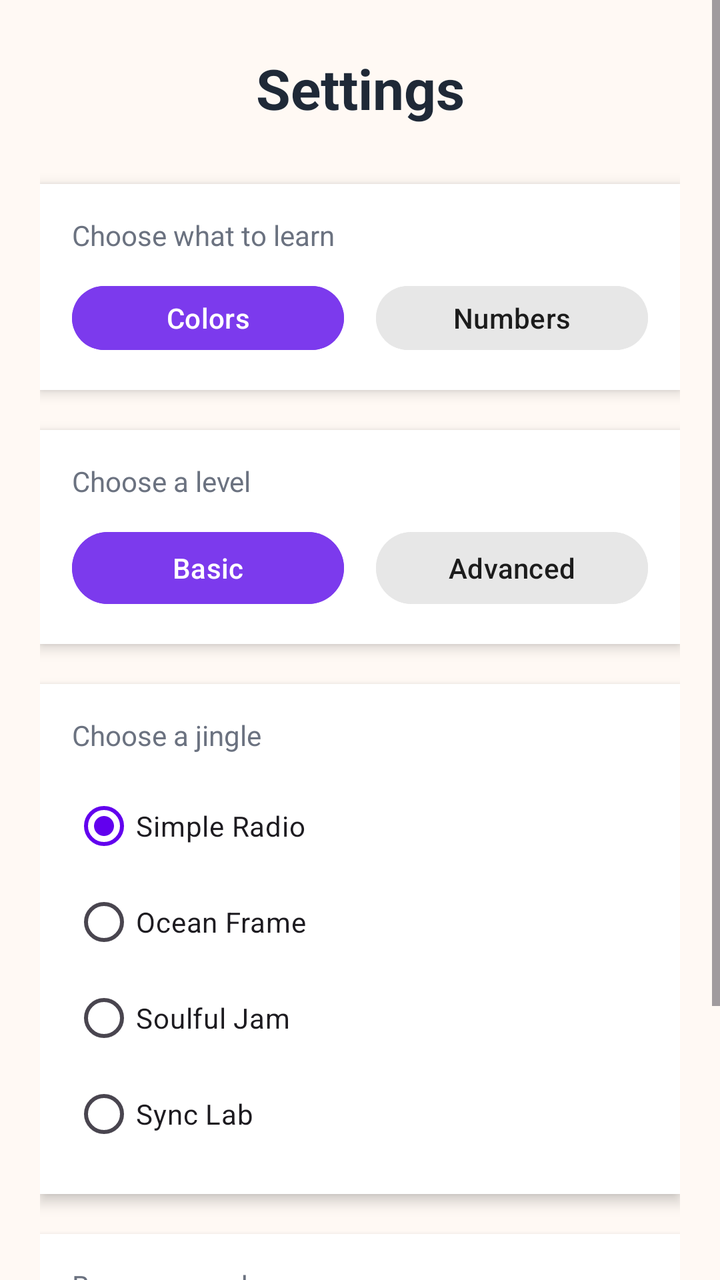
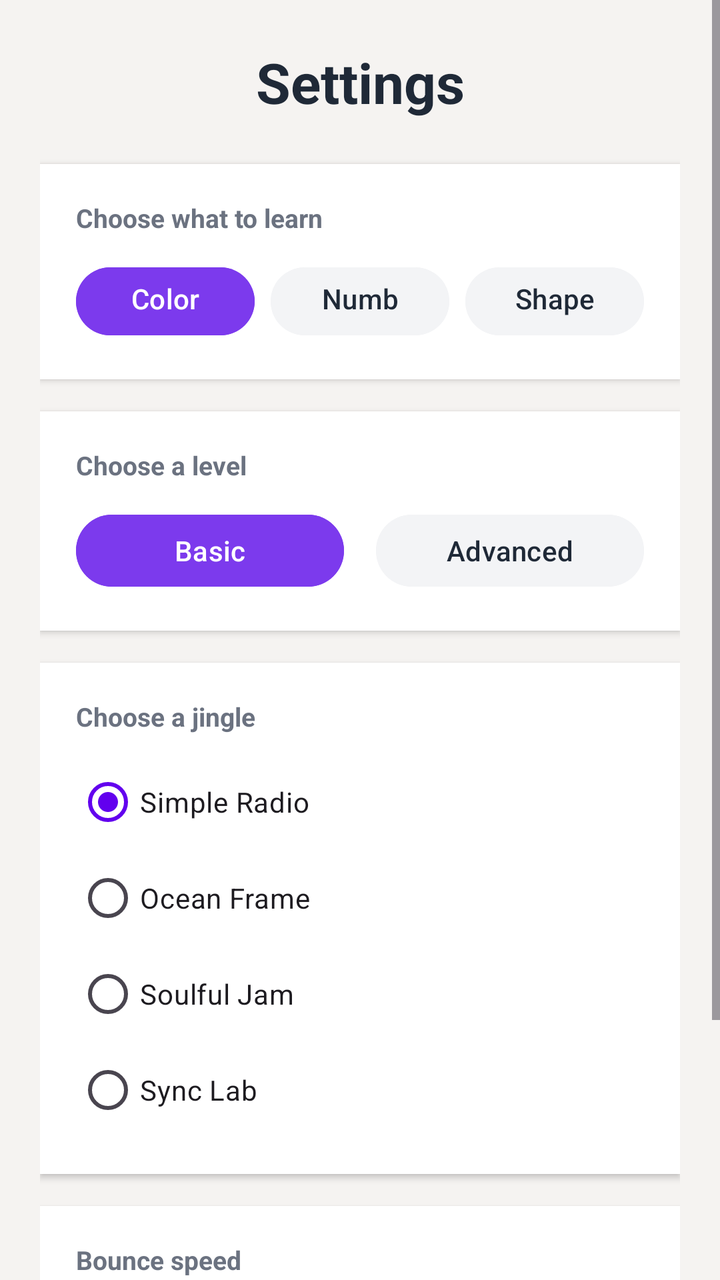

An Android layout rendered at two revisions. The XML below is the earlier revision; the diff shows what the commit changed to produce the second picture.
<!-- AndroidManifest.xml: application theme Theme.LearnColor -->
<!-- res/layout/activity_settings.xml -->
<?xml version="1.0" encoding="utf-8"?>
<ScrollView xmlns:android="http://schemas.android.com/apk/res/android"
    android:layout_width="match_parent"
    android:layout_height="match_parent"
    android:background="#FFF9F4"
    android:fillViewport="true">

    <LinearLayout
        android:layout_width="match_parent"
        android:layout_height="wrap_content"
        android:orientation="vertical"
        android:padding="20dp"
        android:paddingBottom="32dp">

        <LinearLayout
            android:layout_width="match_parent"
            android:layout_height="wrap_content"
            android:layout_marginBottom="24dp"
            android:gravity="center_vertical"
            android:orientation="horizontal">

            <Button
                android:id="@+id/settingsBackButton"
                android:layout_width="48dp"
                android:layout_height="48dp"
                android:background="@android:color/transparent"
                android:text="←"
                android:textColor="#1F2937"
                android:textSize="28sp" />

            <TextView
                android:layout_width="0dp"
                android:layout_height="wrap_content"
                android:layout_weight="1"
                android:gravity="center"
                android:text="Settings"
                android:textColor="#1F2937"
                android:textSize="28sp"
                android:textStyle="bold" />

            <View
                android:layout_width="48dp"
                android:layout_height="48dp" />
        </LinearLayout>

        <LinearLayout
            android:layout_width="match_parent"
            android:layout_height="wrap_content"
            android:background="#FFFFFF"
            android:elevation="4dp"
            android:orientation="vertical"
            android:padding="16dp">

            <TextView
                android:layout_width="wrap_content"
                android:layout_height="wrap_content"
                android:layout_marginBottom="12dp"
                android:text="Choose what to learn"
                android:textColor="#6B7280"
                android:textSize="14sp" />

            <LinearLayout
                android:layout_width="match_parent"
                android:layout_height="wrap_content"
                android:orientation="horizontal">

                <Button
                    android:id="@+id/settingsColorsButton"
                    android:layout_width="0dp"
                    android:layout_height="40dp"
                    android:layout_marginEnd="8dp"
                    android:layout_weight="1"
                    android:backgroundTint="#7C3AED"
                    android:text="Colors"
                    android:textColor="#FFFFFF" />

                <Button
                    android:id="@+id/settingsNumbersButton"
                    android:layout_width="0dp"
                    android:layout_height="40dp"
                    android:layout_marginStart="8dp"
                    android:layout_weight="1"
                    android:backgroundTint="#E7E7E7"
                    android:text="Numbers"
                    android:textColor="#1C1C1C" />
            </LinearLayout>
        </LinearLayout>

        <LinearLayout
            android:layout_width="match_parent"
            android:layout_height="wrap_content"
            android:layout_marginTop="20dp"
            android:background="#FFFFFF"
            android:elevation="4dp"
            android:orientation="vertical"
            android:padding="16dp">

            <TextView
                android:layout_width="wrap_content"
                android:layout_height="wrap_content"
                android:layout_marginBottom="12dp"
                android:text="Choose a level"
                android:textColor="#6B7280"
                android:textSize="14sp" />

            <LinearLayout
                android:layout_width="match_parent"
                android:layout_height="wrap_content"
                android:orientation="horizontal">

                <Button
                    android:id="@+id/settingsBasicButton"
                    android:layout_width="0dp"
                    android:layout_height="44dp"
                    android:layout_marginEnd="8dp"
                    android:layout_weight="1"
                    android:backgroundTint="#7C3AED"
                    android:text="Basic"
                    android:textColor="#FFFFFF" />

                <Button
                    android:id="@+id/settingsAdvancedButton"
                    android:layout_width="0dp"
                    android:layout_height="44dp"
                    android:layout_marginStart="8dp"
                    android:layout_weight="1"
                    android:backgroundTint="#E7E7E7"
                    android:text="Advanced"
                    android:textColor="#1C1C1C" />
            </LinearLayout>
        </LinearLayout>

        <LinearLayout
            android:layout_width="match_parent"
            android:layout_height="wrap_content"
            android:layout_marginTop="20dp"
            android:background="#FFFFFF"
            android:elevation="4dp"
            android:orientation="vertical"
            android:padding="16dp">

            <TextView
                android:layout_width="wrap_content"
                android:layout_height="wrap_content"
                android:layout_marginBottom="12dp"
                android:text="Choose a jingle"
                android:textColor="#6B7280"
                android:textSize="14sp" />

            <RadioGroup
                android:id="@+id/jingleSelectionGroup"
                android:layout_width="match_parent"
                android:layout_height="wrap_content"
                android:orientation="vertical">

                <RadioButton
                    android:id="@+id/jingleSimpleRadio"
                    android:layout_width="match_parent"
                    android:layout_height="wrap_content"
                    android:checked="true"
                    android:text="Simple Radio" />

                <RadioButton
                    android:id="@+id/jingleOceanRadio"
                    android:layout_width="match_parent"
                    android:layout_height="wrap_content"
                    android:text="Ocean Frame" />

                <RadioButton
                    android:id="@+id/jingleSoulfulRadio"
                    android:layout_width="match_parent"
                    android:layout_height="wrap_content"
                    android:text="Soulful Jam" />

                <RadioButton
                    android:id="@+id/jingleSyncRadio"
                    android:layout_width="match_parent"
                    android:layout_height="wrap_content"
                    android:text="Sync Lab" />
            </RadioGroup>
        </LinearLayout>

        <LinearLayout
            android:layout_width="match_parent"
            android:layout_height="wrap_content"
            android:layout_marginTop="20dp"
            android:background="#FFFFFF"
            android:elevation="4dp"
            android:orientation="vertical"
            android:padding="16dp">

            <TextView
                android:layout_width="wrap_content"
                android:layout_height="wrap_content"
                android:text="Bounce speed"
                android:textColor="#6B7280"
                android:textSize="14sp" />

            <TextView
                android:id="@+id/bounceSpeedValue"
                android:layout_width="wrap_content"
                android:layout_height="wrap_content"
                android:layout_marginTop="8dp"
                android:layout_marginBottom="8dp"
                android:text="Speed: 5/10"
                android:textColor="#1F2937"
                android:textSize="18sp"
                android:textStyle="bold" />

            <SeekBar
                android:id="@+id/bounceSpeedSlider"
                android:layout_width="match_parent"
                android:layout_height="wrap_content"
                android:max="9"
                android:min="0"
                android:progress="4" />
        </LinearLayout>

        <Button
            android:id="@+id/settingsSaveButton"
            android:layout_width="match_parent"
            android:layout_height="48dp"
            android:layout_marginTop="20dp"
            android:backgroundTint="#1F2937"
            android:text="Save"
            android:textColor="#FFFFFF" />
    </LinearLayout>
</ScrollView>
<!-- resources referenced by this layout -->
<resources>
  <style name="Theme.LearnColor" parent="Theme.Material3.DayNight.NoActionBar">
          <item name="colorPrimary">@color/purple_500</item>
          <item name="colorOnPrimary">#FFFFFF</item>
          <item name="android:statusBarColor">@android:color/transparent</item>
          <item name="android:windowLightStatusBar" tools:targetApi="23">true</item>
      </style>
  <color name="purple_500">#6200EE</color>
</resources>

<!-- the commit's change to res/layout/activity_settings.xml (unified diff, before → after) -->
@@ -2,7 +2,7 @@
 <ScrollView xmlns:android="http://schemas.android.com/apk/res/android"
     android:layout_width="match_parent"
     android:layout_height="match_parent"
-    android:background="#FFF9F4"
+    android:background="#F5F3F1"
     android:fillViewport="true">
 
     <LinearLayout
@@ -15,14 +15,14 @@
         <LinearLayout
             android:layout_width="match_parent"
             android:layout_height="wrap_content"
-            android:layout_marginBottom="24dp"
+            android:layout_marginBottom="20dp"
             android:gravity="center_vertical"
             android:orientation="horizontal">
 
             <Button
                 android:id="@+id/settingsBackButton"
-                android:layout_width="48dp"
-                android:layout_height="48dp"
+                android:layout_width="42dp"
+                android:layout_height="42dp"
                 android:background="@android:color/transparent"
                 android:text="←"
                 android:textColor="#1F2937"
@@ -39,37 +39,40 @@
                 android:textStyle="bold" />
 
             <View
-                android:layout_width="48dp"
-                android:layout_height="48dp" />
-        </LinearLayout>
-
-        <LinearLayout
-            android:layout_width="match_parent"
-            android:layout_height="wrap_content"
-            android:background="#FFFFFF"
-            android:elevation="4dp"
-            android:orientation="vertical"
-            android:padding="16dp">
-
-            <TextView
-                android:layout_width="wrap_content"
-                android:layout_height="wrap_content"
-                android:layout_marginBottom="12dp"
+                android:layout_width="42dp"
+                android:layout_height="42dp" />
+        </LinearLayout>
+
+        <LinearLayout
+            android:layout_width="match_parent"
+            android:layout_height="wrap_content"
+            android:background="#FFFFFF"
+            android:elevation="2dp"
+            android:orientation="vertical"
+            android:padding="18dp"
+            android:layout_marginBottom="16dp">
+
+            <TextView
+                android:layout_width="wrap_content"
+                android:layout_height="wrap_content"
                 android:text="Choose what to learn"
                 android:textColor="#6B7280"
-                android:textSize="14sp" />
+                android:textSize="13sp"
+                android:textStyle="bold" />
 
             <LinearLayout
                 android:layout_width="match_parent"
                 android:layout_height="wrap_content"
-                android:orientation="horizontal">
+                android:layout_marginTop="12dp"
+                android:orientation="horizontal"
+                android:weightSum="3">
 
                 <Button
                     android:id="@+id/settingsColorsButton"
                     android:layout_width="0dp"
-                    android:layout_height="40dp"
+                    android:layout_height="42dp"
+                    android:layout_weight="1"
                     android:layout_marginEnd="8dp"
-                    android:layout_weight="1"
                     android:backgroundTint="#7C3AED"
                     android:text="Colors"
                     android:textColor="#FFFFFF" />
@@ -77,43 +80,53 @@
                 <Button
                     android:id="@+id/settingsNumbersButton"
                     android:layout_width="0dp"
-                    android:layout_height="40dp"
-                    android:layout_marginStart="8dp"
-                    android:layout_weight="1"
-                    android:backgroundTint="#E7E7E7"
+                    android:layout_height="42dp"
+                    android:layout_weight="1"
+                    android:layout_marginEnd="8dp"
+                    android:backgroundTint="#F3F4F6"
                     android:text="Numbers"
-                    android:textColor="#1C1C1C" />
+                    android:textColor="#1F2937" />
+
+                <Button
+                    android:id="@+id/settingsShapesButton"
+                    android:layout_width="0dp"
+                    android:layout_height="42dp"
+                    android:layout_weight="1"
+                    android:backgroundTint="#F3F4F6"
+                    android:text="Shapes"
+                    android:textColor="#1F2937" />
             </LinearLayout>
         </LinearLayout>
 
         <LinearLayout
             android:layout_width="match_parent"
             android:layout_height="wrap_content"
-            android:layout_marginTop="20dp"
-            android:background="#FFFFFF"
-            android:elevation="4dp"
-            android:orientation="vertical"
-            android:padding="16dp">
-
-            <TextView
-                android:layout_width="wrap_content"
-                android:layout_height="wrap_content"
-                android:layout_marginBottom="12dp"
+            android:background="#FFFFFF"
+            android:elevation="2dp"
+            android:orientation="vertical"
+            android:padding="18dp"
+            android:layout_marginBottom="16dp">
+
+            <TextView
+                android:layout_width="wrap_content"
+                android:layout_height="wrap_content"
                 android:text="Choose a level"
                 android:textColor="#6B7280"
-                android:textSize="14sp" />
+                android:textSize="13sp"
+                android:textStyle="bold" />
 
             <LinearLayout
                 android:layout_width="match_parent"
                 android:layout_height="wrap_content"
+                android:layout_marginTop="12dp"
                 android:orientation="horizontal">
 
                 <Button
                     android:id="@+id/settingsBasicButton"
                     android:layout_width="0dp"
                     android:layout_height="44dp"
+                    android:layout_weight="1"
                     android:layout_marginEnd="8dp"
-                    android:layout_weight="1"
                     android:backgroundTint="#7C3AED"
                     android:text="Basic"
                     android:textColor="#FFFFFF" />
@@ -122,30 +135,31 @@
                     android:id="@+id/settingsAdvancedButton"
                     android:layout_width="0dp"
                     android:layout_height="44dp"
+                    android:layout_weight="1"
                     android:layout_marginStart="8dp"
-                    android:layout_weight="1"
-                    android:backgroundTint="#E7E7E7"
+                    android:backgroundTint="#F3F4F6"
                     android:text="Advanced"
-                    android:textColor="#1C1C1C" />
+                    android:textColor="#1F2937" />
             </LinearLayout>
         </LinearLayout>
 
         <LinearLayout
             android:layout_width="match_parent"
             android:layout_height="wrap_content"
-            android:layout_marginTop="20dp"
-            android:background="#FFFFFF"
-            android:elevation="4dp"
-            android:orientation="vertical"
-            android:padding="16dp">
-
-            <TextView
-                android:layout_width="wrap_content"
-                android:layout_height="wrap_content"
-                android:layout_marginBottom="12dp"
+            android:background="#FFFFFF"
+            android:elevation="2dp"
+            android:orientation="vertical"
+            android:padding="18dp"
+            android:layout_marginBottom="16dp">
+
+            <TextView
+                android:layout_width="wrap_content"
+                android:layout_height="wrap_content"
+                android:layout_marginBottom="10dp"
                 android:text="Choose a jingle"
                 android:textColor="#6B7280"
-                android:textSize="14sp" />
+                android:textSize="13sp"
+                android:textStyle="bold" />
 
             <RadioGroup
                 android:id="@+id/jingleSelectionGroup"
@@ -183,24 +197,25 @@
         <LinearLayout
             android:layout_width="match_parent"
             android:layout_height="wrap_content"
-            android:layout_marginTop="20dp"
-            android:background="#FFFFFF"
-            android:elevation="4dp"
-            android:orientation="vertical"
-            android:padding="16dp">
+            android:background="#FFFFFF"
+            android:elevation="2dp"
+            android:orientation="vertical"
+            android:padding="18dp"
+            android:layout_marginBottom="18dp">
 
             <TextView
                 android:layout_width="wrap_content"
                 android:layout_height="wrap_content"
                 android:text="Bounce speed"
                 android:textColor="#6B7280"
-                android:textSize="14sp" />
+                android:textSize="13sp"
+                android:textStyle="bold" />
 
             <TextView
                 android:id="@+id/bounceSpeedValue"
                 android:layout_width="wrap_content"
                 android:layout_height="wrap_content"
-                android:layout_marginTop="8dp"
+                android:layout_marginTop="10dp"
                 android:layout_marginBottom="8dp"
                 android:text="Speed: 5/10"
                 android:textColor="#1F2937"
@@ -220,7 +235,6 @@
             android:id="@+id/settingsSaveButton"
             android:layout_width="match_parent"
             android:layout_height="48dp"
-            android:layout_marginTop="20dp"
             android:backgroundTint="#1F2937"
             android:text="Save"
             android:textColor="#FFFFFF" />
